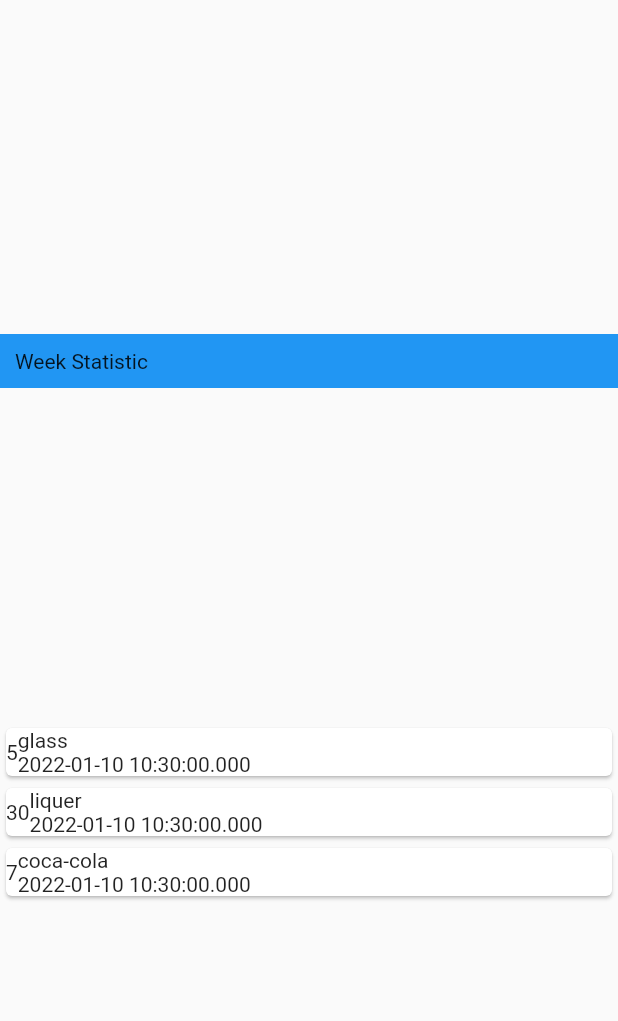
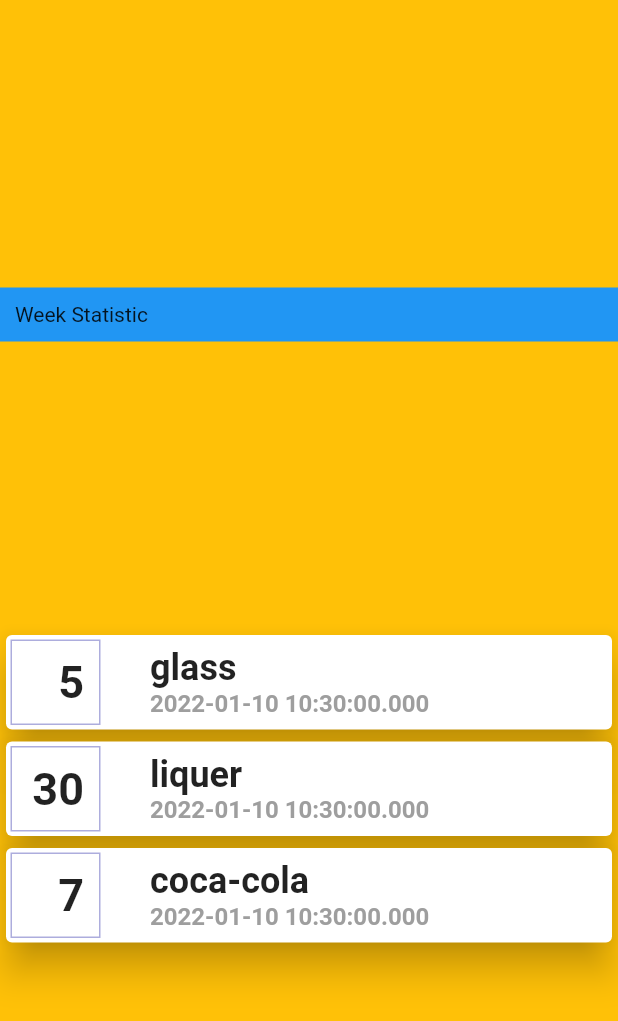
Before and after one commit to emil3time/flutter_expenses_app, a Flutter app: the screen it shows after launch, on a phone screen of 412 x 824 dp. Shown: the top 1021 px of the screen. Run offline on Flutter 3.47's test engine with Material 2 defaults, Android fonts, the phone set to English and light mode, and no system bars.

Commit message:
add some stylization to homeApp.dart file

```diff
--- a/lib/home.dart
+++ b/lib/home.dart
@@ -27,6 +27,7 @@ class HomeApp extends StatelessWidget {
   Widget build(BuildContext context) {
     return SafeArea(
       child: Scaffold(
+        backgroundColor: Colors.amber,
         body: Column(
           mainAxisAlignment: MainAxisAlignment.spaceEvenly,
           crossAxisAlignment: CrossAxisAlignment.stretch,
@@ -41,14 +42,47 @@ class HomeApp extends StatelessWidget {
               children: [
                 ...events.map(
                   (event) => Card(
+                    elevation: 10,
                     child: Row(
                       children: [
-                        Container(child: Text(event.price.toString())),
+                        Container(
+                          width: 60,
+                          margin: EdgeInsets.all(3),
+                          decoration: BoxDecoration(
+                            border: Border.all(
+                              color: Color(0xffadaddd),
+                            ),
+                          ),
+                          padding: EdgeInsets.all(10),
+                          child: Text(
+                            event.price.toString(),
+                            textAlign: TextAlign.end,
+                            style: TextStyle(
+                              fontWeight: FontWeight.bold,
+                              fontSize: 30,
+                            ),
+                          ),
+                        ),
+                        SizedBox(
+                          width: 30,
+                        ),
                         Column(
                           crossAxisAlignment: CrossAxisAlignment.start,
                           children: [
-                            Text(event.name),
-                            Text(event.time.toString()),
+                            Text(
+                              event.name,
+                              style: TextStyle(
+                                fontWeight: FontWeight.bold,
+                                fontSize: 24,
+                              ),
+                            ),
+                            Text(
+                              event.time.toString(),
+                              style: TextStyle(
+                                  fontWeight: FontWeight.bold,
+                                  fontSize: 16,
+                                  color: Colors.grey),
+                            ),
                           ],
                         )
                       ],
```
